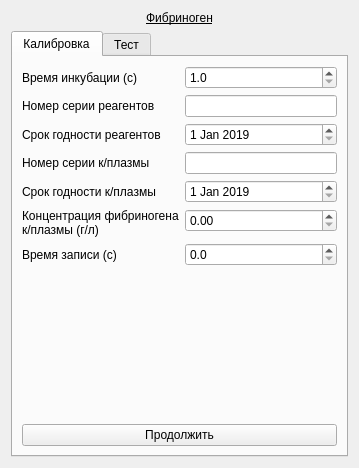
Before: the Qt Designer form choisedialog/ko3.ui in krang4d/Agrekola, drawn with Qt 5.
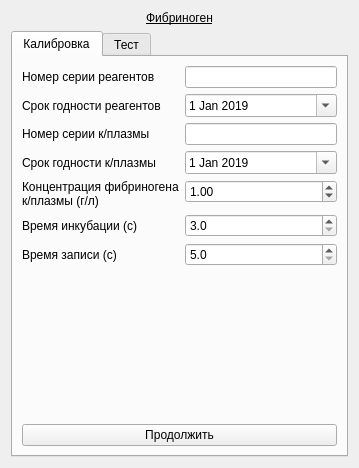
After: the same form once the commit is applied.

Commit message: fix limits of all input date in the dialog widgets

```diff
--- a/choisedialog/ko3.ui
+++ b/choisedialog/ko3.ui
@@ -40,31 +40,27 @@
        <item>
         <layout class="QFormLayout" name="formLayout">
          <item row="0" column="0">
-          <widget class="QLabel" name="label_incube">
-           <property name="text">
-            <string>Время инкубации (с)</string>
-           </property>
-          </widget>
-         </item>
-         <item row="1" column="0">
           <widget class="QLabel" name="label_calib_1">
            <property name="text">
             <string>Номер серии реагентов</string>
            </property>
           </widget>
          </item>
-         <item row="1" column="1">
+         <item row="0" column="1">
           <widget class="QLineEdit" name="lineEdit_calibReagentSerial"/>
          </item>
-         <item row="2" column="0">
+         <item row="1" column="0">
           <widget class="QLabel" name="label_calib_2">
            <property name="text">
             <string>Срок годности реагентов</string>
            </property>
           </widget>
          </item>
-         <item row="2" column="1">
+         <item row="1" column="1">
           <widget class="QDateEdit" name="dateEdit_calibReagent">
+           <property name="calendarPopup">
+            <bool>true</bool>
+           </property>
            <property name="date">
             <date>
              <year>2019</year>
@@ -74,25 +70,28 @@
            </property>
           </widget>
          </item>
-         <item row="3" column="0">
+         <item row="2" column="0">
           <widget class="QLabel" name="label_calib_4">
            <property name="text">
             <string>Номер серии к/плазмы</string>
            </property>
           </widget>
          </item>
-         <item row="3" column="1">
+         <item row="2" column="1">
           <widget class="QLineEdit" name="lineEdit_calibKPlazmaSerial"/>
          </item>
-         <item row="4" column="0">
+         <item row="3" column="0">
           <widget class="QLabel" name="label_calib_5">
            <property name="text">
             <string>Срок годности к/плазмы</string>
            </property>
           </widget>
          </item>
-         <item row="4" column="1">
+         <item row="3" column="1">
           <widget class="QDateEdit" name="dateEdit_calibPlazma">
+           <property name="calendarPopup">
+            <bool>true</bool>
+           </property>
            <property name="date">
             <date>
              <year>2019</year>
@@ -102,7 +101,7 @@
            </property>
           </widget>
          </item>
-         <item row="5" column="0">
+         <item row="4" column="0">
           <widget class="QLabel" name="label_calib_3">
            <property name="text">
             <string>Концентрация фибриногена
@@ -110,14 +109,31 @@
            </property>
           </widget>
          </item>
-         <item row="0" column="1">
-          <widget class="QDoubleSpinBox" name="doubleSpinBox_calibIncube">
-           <property name="decimals">
-            <number>1</number>
+         <item row="4" column="1">
+          <widget class="QDoubleSpinBox" name="doubleSpinBox_calibFibrinogenKPlazma">
+           <property name="singleStep">
+            <double>0.100000000000000</double>
            </property>
-           <property name="minimum">
+           <property name="value">
             <double>1.000000000000000</double>
            </property>
+          </widget>
+         </item>
+         <item row="5" column="0">
+          <widget class="QLabel" name="label_incube">
+           <property name="text">
+            <string>Время инкубации (с)</string>
+           </property>
+          </widget>
+         </item>
+         <item row="5" column="1">
+          <widget class="QDoubleSpinBox" name="doubleSpinBox_calibIncube">
+           <property name="decimals">
+            <number>1</number>
+           </property>
+           <property name="minimum">
+            <double>3.000000000000000</double>
+           </property>
            <property name="maximum">
             <double>300.000000000000000</double>
            </property>
@@ -135,11 +151,17 @@
            <property name="decimals">
             <number>1</number>
            </property>
+           <property name="minimum">
+            <double>5.000000000000000</double>
+           </property>
+           <property name="maximum">
+            <double>500.000000000000000</double>
+           </property>
+           <property name="singleStep">
+            <double>0.100000000000000</double>
+           </property>
           </widget>
          </item>
-         <item row="5" column="1">
-          <widget class="QDoubleSpinBox" name="doubleSpinBox_calibFibrinogenKPlazma"/>
-         </item>
         </layout>
        </item>
        <item>
```
Left out of the diff: 3 changed lines with no effect on the pictures. The commit also changes 5 other files.
